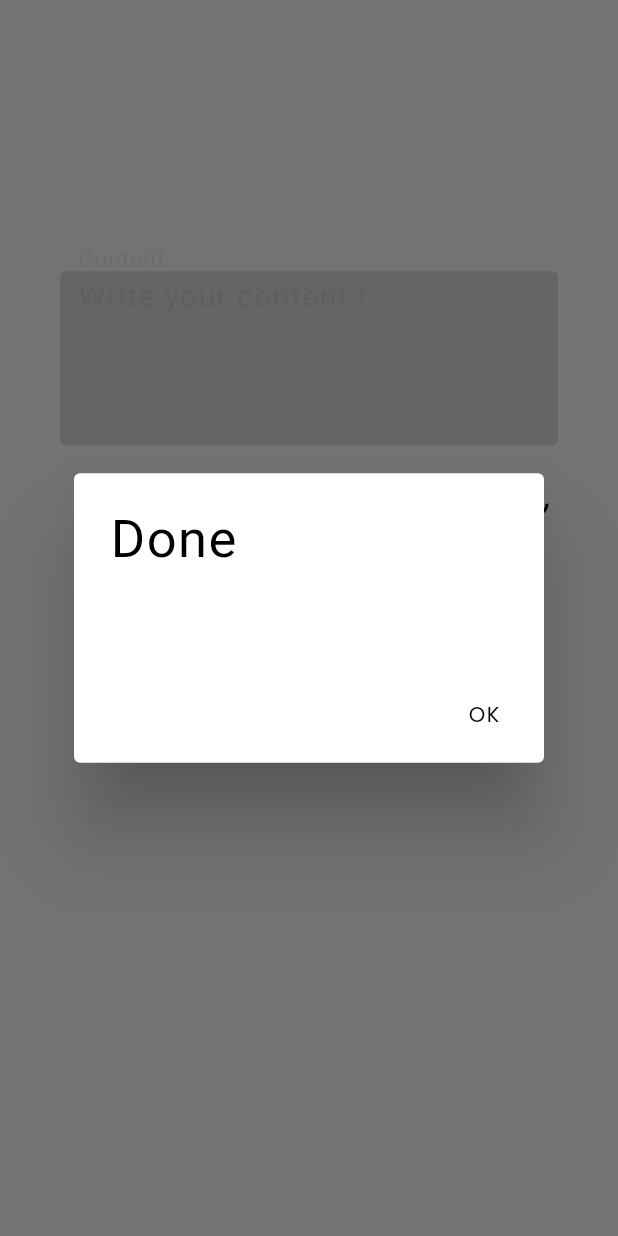
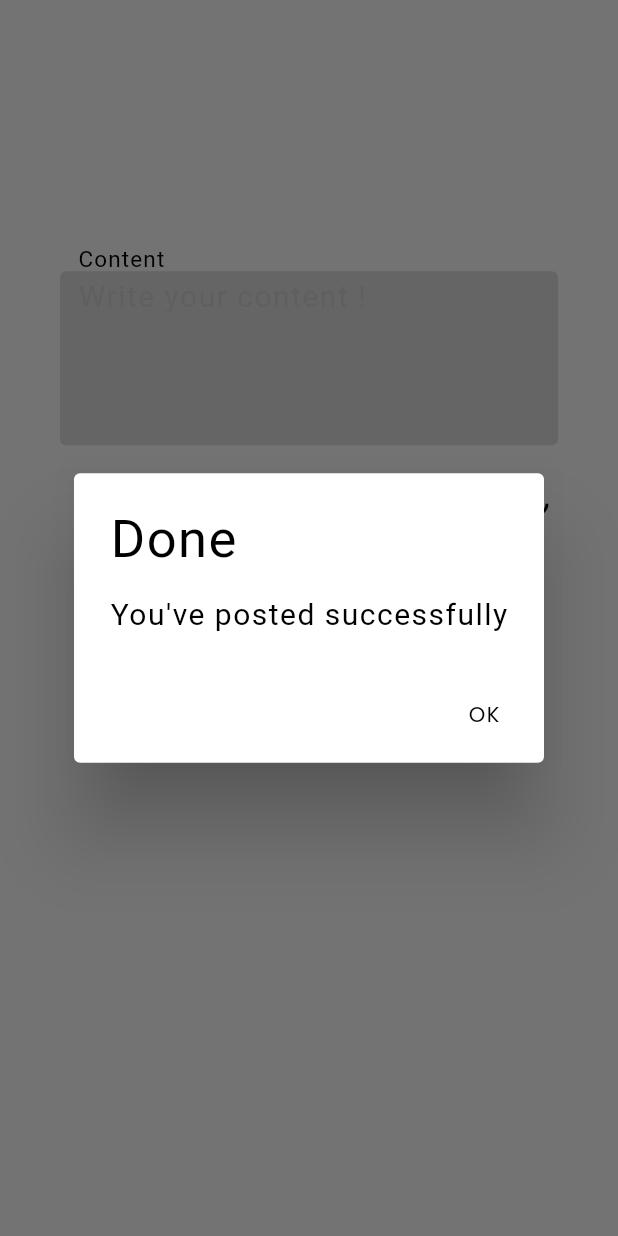
Before and after one commit to kilam125/Gamerskingdoms-3.0, a Flutter app: the AddPosts widget shown alone on an empty page, opened directly with empty values, after a tap on "Post", on a phone screen of 412 x 824 dp. Run offline on Flutter 3.47's test engine with Material 2 defaults, Android fonts, the phone set to English and light mode, and no system bars; our stand-ins replace cached_network_image, cloud_firestore, email_validator, firebase_auth, firebase_core, firebase_storage and 6 more; missing offline and left inert: audio_waveforms, flop_list_view, video_compress; accounts and stored records are empty; Roboto replaces fonts that are missing (Lalezar).

Commit message:
Rectifications des polices, bug fix divers

```diff
--- a/lib/add_posts.dart
+++ b/lib/add_posts.dart
@@ -107,7 +107,10 @@
                     floatingLabelBehavior: FloatingLabelBehavior.always,
                     label: Padding(
                       padding: EdgeInsets.only(bottom: 20.0),
-                      child: Text("Content"),
+                      child: Text(
+                        "Content",
+                        style: TextStyle(color: Colors.black),
+                      ),
                     ),
                     hintText: "Write your content !"
                   ),
@@ -322,21 +325,21 @@
                       debugPrint("Done");
                     } else if(uploadVoiceNote){
                       debugPrint("upload voice note");
-                      List<String> downloadUrls = [];
                       String? file = await recorderController.stop();
                       if(file!=null){
                         Uint8List filesAsBytes = await File(file).readAsBytes();
                         if(!mounted)return;
-                        final TaskSnapshot upload = await FirebaseStorage.instance.ref(user.email)
-                          .child("audio_recorded${date.day}${date.minute}${date.year}${date.minute}${date.second}")
-                          .putData(filesAsBytes, SettableMetadata(contentType: 'audio/mp3'));
+                        final TaskSnapshot upload = await FirebaseStorage.instance
+                          .ref("${user.email}_audio_recorded_${date.day}${date.minute}${date.year}${date.minute}${date.second}")
+                          .putData(
+                            filesAsBytes,
+                            SettableMetadata(contentType: 'audio/mp3')
+                          );
                         final String downloadUrl = await upload.ref.getDownloadURL();
-                        downloadUrls.add(downloadUrl);
-                        debugPrint(downloadUrls.toString());
                         await FirebaseFirestore.instance.collection("posts").add({
                           "userName":user.displayName,
                           "attachmentType":2,
-                          "attachmentUrl":downloadUrls.first,
+                          "attachmentUrl":downloadUrl,
                           "comments":[],
                           "content":content.text,
                           "datePost":DateTime.now(),
--- a/lib/main.dart
+++ b/lib/main.dart
@@ -202,7 +202,7 @@
             fontSize:20,
             height: 1,
             fontWeight:FontWeight.w400,
-            color: Colors.white,
+            color: Colors.black,
             letterSpacing: 1
           ),
           titleSmall: GoogleFonts.lalezar(
--- a/lib/page_comments.dart
+++ b/lib/page_comments.dart
@@ -9,7 +9,7 @@
 import 'package:gamers_kingdom/widgets/comment_line.dart';
 import 'package:gamers_kingdom/widgets/progress_widget.dart';
 import 'package:provider/provider.dart';
-import 'package:sliver_tools/sliver_tools.dart';
+
 class PageComments extends StatefulWidget {
   final UserProfile userProfile;
   final int index;
@@ -18,7 +18,7 @@
     required this.userProfile,
     super.key
   });
-  static String routeName = "/Dashboard";
+  static String routeName = "/PageComments";
   @override
   State<PageComments> createState() => _PageCommentsState();
 }
@@ -39,7 +39,7 @@
 
   @override
   Widget build(BuildContext context) {
-    Post post = context.watch<List<Post>>()[widget.index];
+    Post post = context.read<List<Post>>()[widget.index];
     return Scaffold(
       appBar: AppBar(
         title: const Text("Comments"),
--- a/lib/widgets/voice_note_widget.dart
+++ b/lib/widgets/voice_note_widget.dart
@@ -29,6 +29,7 @@
 
 
   initController() async {
+    debugPrint("Voice note url : ${widget.url}");
     await player.setUrl(widget.url);
     player.setLoopMode(LoopMode.off);
     player.durationStream.listen((durationDuration) {
```
Also changed, not shown: lib/followers.dart (+7 -0 lines), lib/posts.dart (+7 -1 lines), lib/profile_view.dart (+10 -3 lines), lib/widgets/post_widget.dart (+10 -3 lines).
